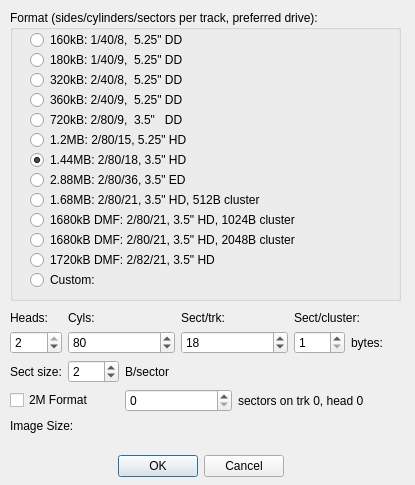
Qt form LinImaMT/newimage.ui (MCbx/linimamt) before a commit.
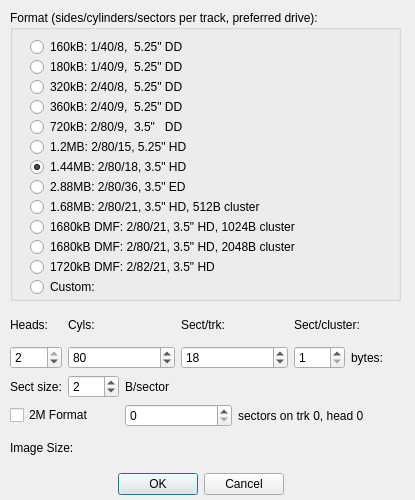
The same form after that commit.

What changed in the file:
```diff
--- a/LinImaMT/newimage.ui
+++ b/LinImaMT/newimage.ui
@@ -7,19 +7,19 @@
     <x>0</x>
     <y>0</y>
     <width>415</width>
-    <height>485</height>
+    <height>500</height>
    </rect>
   </property>
   <property name="minimumSize">
    <size>
     <width>415</width>
-    <height>485</height>
+    <height>500</height>
    </size>
   </property>
   <property name="maximumSize">
    <size>
     <width>415</width>
-    <height>485</height>
+    <height>500</height>
    </size>
   </property>
   <property name="windowTitle">
@@ -29,7 +29,7 @@
    <property name="geometry">
     <rect>
      <x>30</x>
-     <y>450</y>
+     <y>468</y>
      <width>341</width>
      <height>32</height>
     </rect>
@@ -60,8 +60,8 @@
     <property name="geometry">
      <rect>
       <x>20</x>
-      <y>20</y>
-      <width>211</width>
+      <y>27</y>
+      <width>291</width>
       <height>20</height>
      </rect>
     </property>
@@ -76,8 +76,8 @@
     <property name="geometry">
      <rect>
       <x>20</x>
-      <y>40</y>
-      <width>181</width>
+      <y>47</y>
+      <width>291</width>
       <height>20</height>
      </rect>
     </property>
@@ -92,8 +92,8 @@
     <property name="geometry">
      <rect>
       <x>20</x>
-      <y>60</y>
-      <width>181</width>
+      <y>67</y>
+      <width>311</width>
       <height>20</height>
      </rect>
     </property>
@@ -108,8 +108,8 @@
     <property name="geometry">
      <rect>
       <x>20</x>
-      <y>80</y>
-      <width>181</width>
+      <y>87</y>
+      <width>301</width>
       <height>20</height>
      </rect>
     </property>
@@ -124,8 +124,8 @@
     <property name="geometry">
      <rect>
       <x>20</x>
-      <y>100</y>
-      <width>181</width>
+      <y>107</y>
+      <width>281</width>
       <height>20</height>
      </rect>
     </property>
@@ -140,8 +140,8 @@
     <property name="geometry">
      <rect>
       <x>20</x>
-      <y>120</y>
-      <width>181</width>
+      <y>127</y>
+      <width>291</width>
       <height>20</height>
      </rect>
     </property>
@@ -156,8 +156,8 @@
     <property name="geometry">
      <rect>
       <x>20</x>
-      <y>140</y>
-      <width>181</width>
+      <y>147</y>
+      <width>331</width>
       <height>20</height>
      </rect>
     </property>
@@ -175,8 +175,8 @@
     <property name="geometry">
      <rect>
       <x>20</x>
-      <y>160</y>
-      <width>181</width>
+      <y>167</y>
+      <width>361</width>
       <height>20</height>
      </rect>
     </property>
@@ -191,8 +191,8 @@
     <property name="geometry">
      <rect>
       <x>20</x>
-      <y>200</y>
-      <width>321</width>
+      <y>207</y>
+      <width>371</width>
       <height>20</height>
      </rect>
     </property>
@@ -207,8 +207,8 @@
     <property name="geometry">
      <rect>
       <x>20</x>
-      <y>240</y>
-      <width>211</width>
+      <y>247</y>
+      <width>341</width>
       <height>20</height>
      </rect>
     </property>
@@ -223,8 +223,8 @@
     <property name="geometry">
      <rect>
       <x>20</x>
-      <y>180</y>
-      <width>301</width>
+      <y>187</y>
+      <width>361</width>
       <height>20</height>
      </rect>
     </property>
@@ -239,7 +239,7 @@
     <property name="geometry">
      <rect>
       <x>20</x>
-      <y>260</y>
+      <y>267</y>
       <width>141</width>
       <height>20</height>
      </rect>
@@ -255,8 +255,8 @@
     <property name="geometry">
      <rect>
       <x>20</x>
-      <y>220</y>
-      <width>321</width>
+      <y>227</y>
+      <width>371</width>
       <height>20</height>
      </rect>
     </property>
@@ -268,13 +268,13 @@
     </attribute>
    </widget>
   </widget>
-  <widget class="QWidget" name="">
+  <widget class="QWidget" name="layoutWidget">
    <property name="geometry">
     <rect>
      <x>10</x>
      <y>310</y>
      <width>391</width>
-     <height>123</height>
+     <height>152</height>
     </rect>
    </property>
    <layout class="QGridLayout" name="gridLayout">
```
